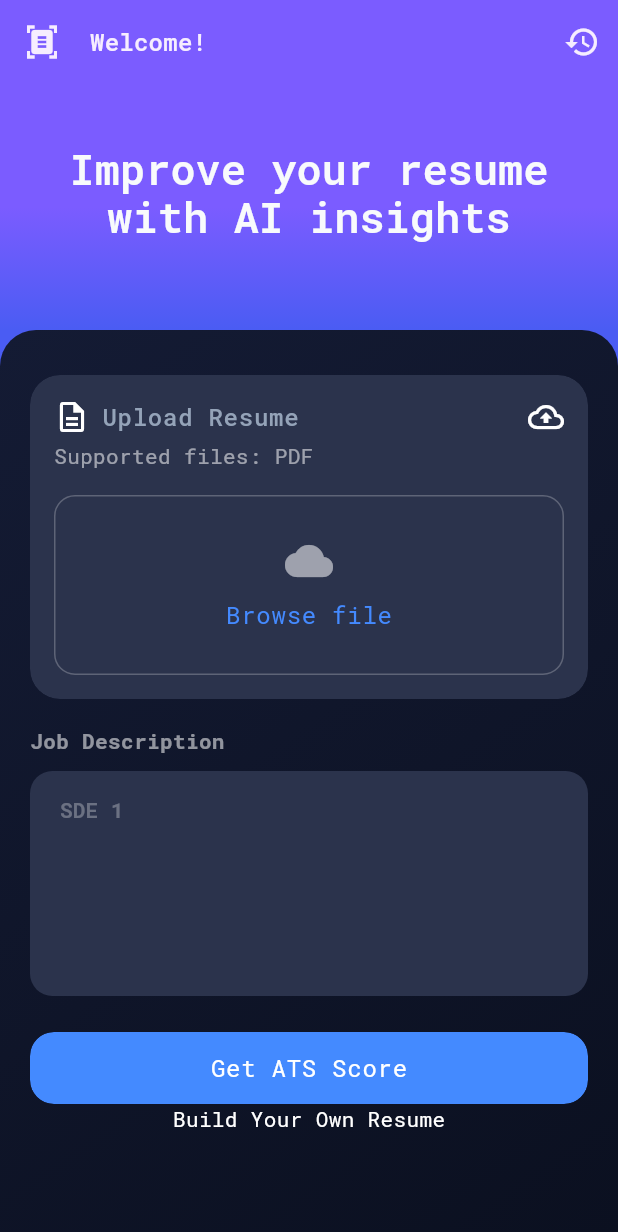
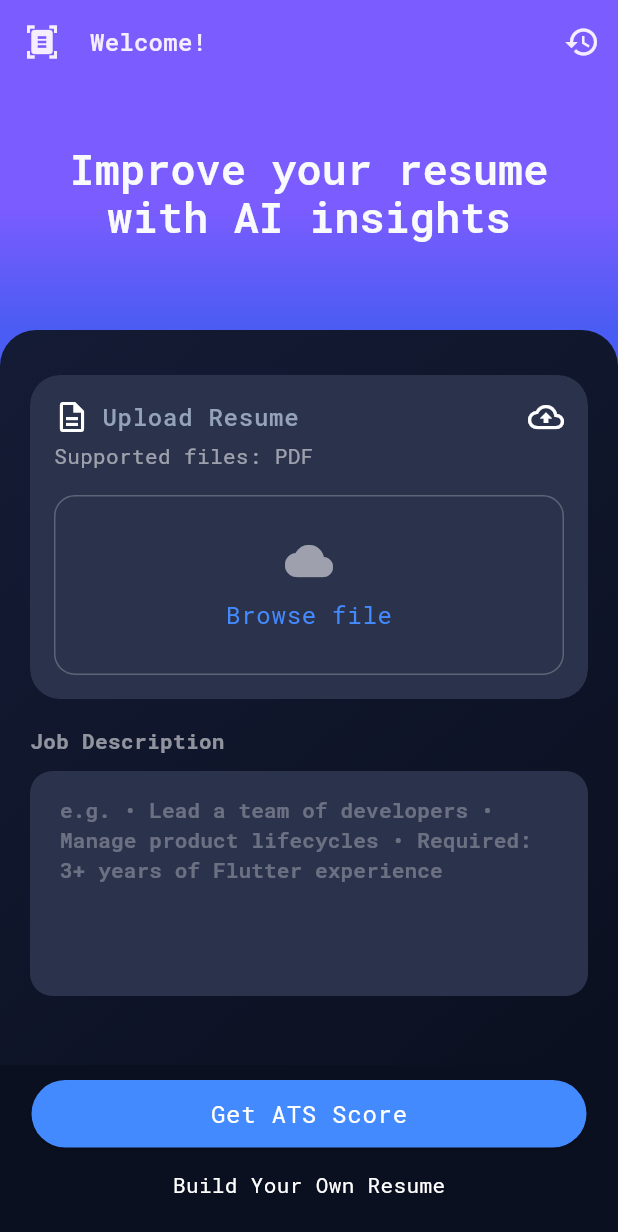
Before and after one commit to VaishnavYash/resume_critiquer_app, a Flutter app: the screen it shows after launch, on a phone screen of 412 x 824 dp. Shown: the top 1232 px of the screen. Run offline on Flutter 3.47's test engine with Material 3 defaults, Android fonts, the phone set to English and light mode, and no system bars; our stand-ins replace file_picker, flutter_mobx, google_fonts, hive, hive_flutter, mobx and 3 more; missing offline and left inert: syncfusion_flutter_pdfviewer; accounts and stored records are empty; generated files the repository leaves out were written again.

Commit message:
Bottom Navigation Bar added

```diff
--- a/lib/view/landing_page.dart
+++ b/lib/view/landing_page.dart
@@ -11,7 +11,6 @@ import 'package:resume_critiquer_app/model/save_data_response.dart';
 import 'package:resume_critiquer_app/store/file_uploader_store.dart';
 import 'package:resume_critiquer_app/view/history_page.dart';
 import 'package:resume_critiquer_app/view/pdf_page.dart';
-import 'package:resume_critiquer_app/view/widget/glass_button.dart';
 import 'package:resume_critiquer_app/view/widget/hiev_code.dart';
 import 'package:resume_critiquer_app/view/widget/utils.dart';
 
@@ -106,16 +105,13 @@ class _LandingPageState extends State<LandingPage> {
         ],
         backgroundColor: colorScheme.tertiaryContainer,
       ),
-
-      // bottomNavigationBar: Column(
-      //   children: [_analyzeButton(), TextButtonWidget(onPress: () {})],
-      // ),
       backgroundColor: colorScheme.secondaryContainer,
       body: SafeArea(
-        child: CustomScrollView(
-          slivers: [
-            SliverToBoxAdapter(child: _topStackWidget()),
-            SliverFillRemaining(hasScrollBody: false, child: _mainContent()),
+        child: Column(
+          children: [
+            _topStackWidget(),
+            Expanded(child: _mainContent()),
+            _bottomBar(),
           ],
         ),
       ),
@@ -154,7 +150,7 @@ class _LandingPageState extends State<LandingPage> {
 
   Widget _mainContent() => Container(
     width: MediaQuery.sizeOf(context).width,
-    padding: EdgeInsets.fromLTRB(20, 30, 20, 30),
+    padding: EdgeInsets.fromLTRB(20, 30, 20, 0),
     decoration: BoxDecoration(
       borderRadius: BorderRadius.vertical(top: Radius.circular(24)),
       gradient: LinearGradient(
@@ -178,7 +174,8 @@ class _LandingPageState extends State<LandingPage> {
           const SizedBox(height: 18),
           TextFieldWidget(
             label: 'Job Description',
-            hintText: 'SDE 1',
+            hintText:
+                'e.g. • Lead a team of developers • Manage product lifecycles • Required: 3+ years of Flutter experience',
             controller: _jobTextField,
             validator: (final value) {
               if (value == null || value.isEmpty) {
@@ -187,9 +184,6 @@ class _LandingPageState extends State<LandingPage> {
               return null;
             },
           ),
-          SizedBox(height: 24),
-          _analyzeButton(),
-          TextButtonWidget(onPress: () {}),
         ],
       ),
     ),
@@ -314,8 +308,14 @@ class _LandingPageState extends State<LandingPage> {
     ],
   );
 
-  Widget _analyzeButton() => GlassButton(
-    textWidget: Center(
+  Widget _analyzeButton() => SizedBox(
+    height: 45,
+    child: ElevatedButton(
+      style: ElevatedButton.styleFrom(
+        backgroundColor: colorScheme.surface,
+        foregroundColor: colorScheme.surface,
+      ),
+      child: Center(
         child: TextWidget(
           text: 'Get ATS Score',
           style: textStyle.bodyLarge?.copyWith(
@@ -324,7 +324,7 @@ class _LandingPageState extends State<LandingPage> {
           ),
         ),
       ),
-    onTap: () async {
+      onPressed: () async {
         if (_fileUploaderStore.isFileUploaded == false) {
           ScaffoldMessenger.of(context).showSnackBar(
             SnackBar(
@@ -338,6 +338,17 @@ class _LandingPageState extends State<LandingPage> {
           await _submitResume();
         }
       },
-    colorsList: [colorScheme.surface, colorScheme.surface, colorScheme.surface],
+    ),
+  );
+
+  Widget _bottomBar() => Container(
+    color: colorScheme.onSecondaryFixed,
+    padding: EdgeInsets.fromLTRB(21, 10, 21, 24),
+    child: Column(
+      spacing: 15,
+      children: [_analyzeButton(), TextButtonWidget(onPress: () {
+
+      })],
+    ),
   );
 }
--- a/lib/view/widget/glass_button.dart
+++ /dev/null
@@ -1,53 +0,0 @@
-import 'dart:ui';
-import 'package:flutter/material.dart';
-
-class GlassButton extends StatelessWidget {
-  final Widget textWidget;
-  final VoidCallback onTap;
-  final double borderRadius;
-  final List<Color> colorsList;
-  final double blur;
-  final EdgeInsets? padding;
-
-  const GlassButton({
-    super.key,
-    required this.textWidget,
-    required this.onTap,
-    required this.colorsList,
-    this.borderRadius = 16,
-    this.blur = 20,
-    this.padding,
-  });
-
-  @override
-  Widget build(BuildContext context) {
-    final colorScheme = Theme.of(context).colorScheme;
-    return ClipRRect(
-      borderRadius: BorderRadius.circular(borderRadius),
-      child: BackdropFilter(
-        filter: ImageFilter.blur(sigmaX: blur, sigmaY: blur),
-        child: Material(
-          type: MaterialType.transparency,
-          child: InkWell(
-            borderRadius: BorderRadius.circular(borderRadius),
-            splashColor: colorScheme.primaryContainer.withAlpha(50),
-            highlightColor: colorScheme.onPrimaryContainer.withAlpha(50),
-            onTap: onTap,
-            child: Ink(
-              padding: padding ?? EdgeInsets.symmetric(vertical: 12),
-              decoration: BoxDecoration(
-                gradient: LinearGradient(
-                  colors: colorsList,
-                  begin: Alignment.centerLeft,
-                  end: Alignment.centerRight,
-                ),
-                borderRadius: BorderRadius.circular(borderRadius),
-              ),
-              child: textWidget,
-            ),
-          ),
-        ),
-      ),
-    );
-  }
-}
```
Lines whose indentation alone changed are shown as unchanged.
